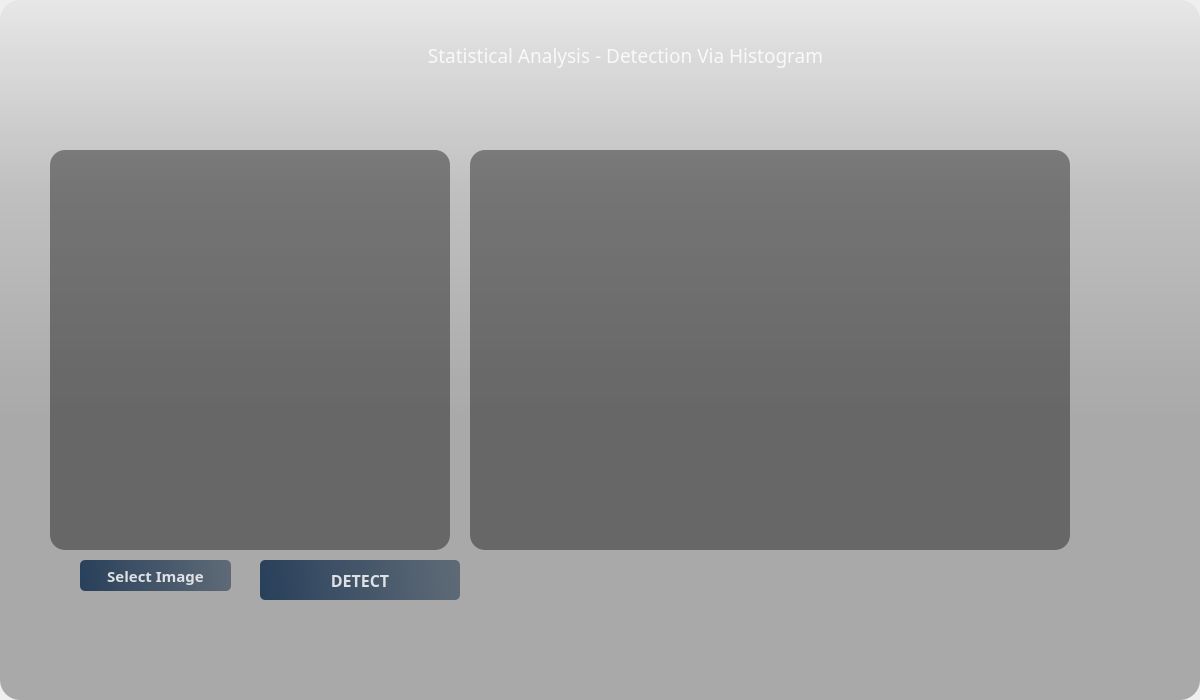
This is detection.ui in Somethingspecial12/Steganography as Qt 5 draws it before an edit. The edited form follows.
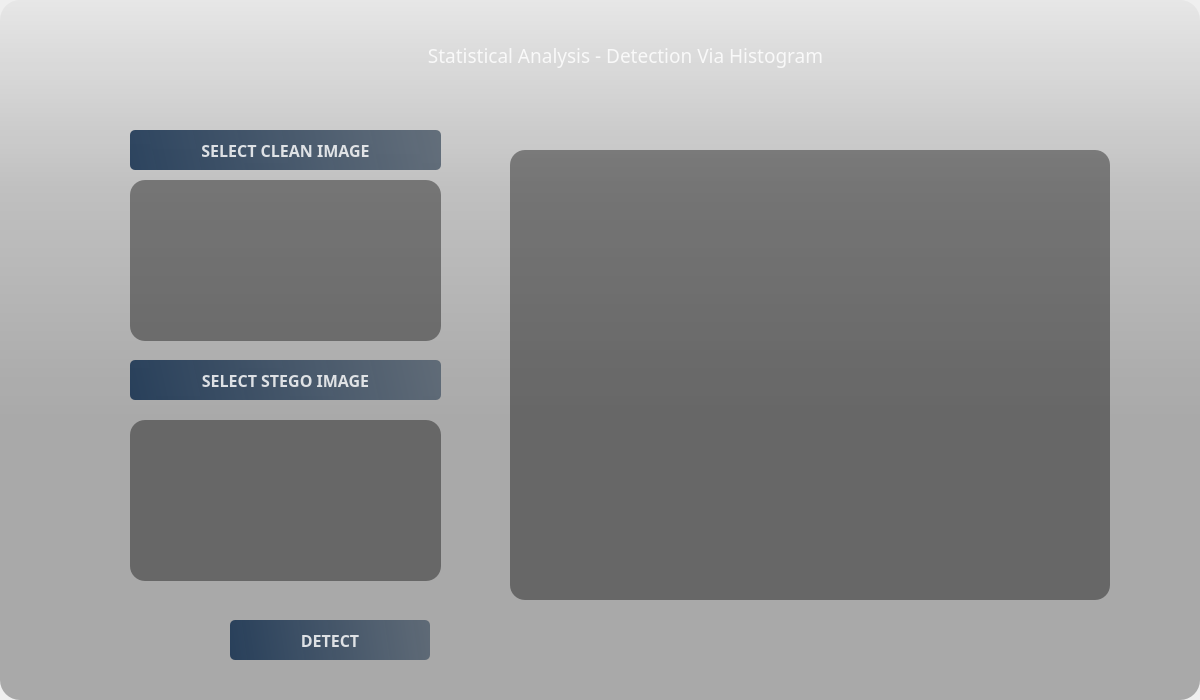
This is the edited form. Icons and pictures are not drawn.

Commit message: detection page changes. histogram is been changed to show the difference between the clean and stego images

```diff
--- a/detection.ui
+++ b/detection.ui
@@ -68,42 +68,6 @@
      <bool>true</bool>
     </property>
    </widget>
-   <widget class="QPushButton" name="selectButton_2">
-    <property name="geometry">
-     <rect>
-      <x>80</x>
-      <y>560</y>
-      <width>151</width>
-      <height>31</height>
-     </rect>
-    </property>
-    <property name="font">
-     <font>
-      <family>Rockwell Extra Bold</family>
-      <pointsize>11</pointsize>
-      <weight>75</weight>
-      <bold>true</bold>
-     </font>
-    </property>
-    <property name="styleSheet">
-     <string notr="true">QPushButton{
-	background-color: qlineargradient(spread:pad, x1:0, y1:0.505682, x2:1, y2:0.477, stop:0 rgba(20, 47, 78, 219), stop:1 rgba(85, 98, 112, 226));
-   color:rgba(255, 255, 255, 210);
-   border-radius:5px;
-}
-QPushButton:hover{
-	background-color: qlineargradient(spread:pad, x1:0, y1:0.505682, x2:1, y2:0.477, stop:0 rgba(40, 67, 98, 219), stop:1 rgba(105, 118, 132, 226));
-   }
-QPushButton:pressed{
-	padding-left:5px;
-	padding-top:5px;
-	background-color:rgba(105, 118, 132, 200);
-}</string>
-    </property>
-    <property name="text">
-     <string>Select Image</string>
-    </property>
-   </widget>
    <widget class="QPushButton" name="backButton_2">
     <property name="geometry">
      <rect>
@@ -235,28 +199,11 @@
      </property>
     </widget>
    </widget>
-   <widget class="QLabel" name="encodeImageLabel_2">
-    <property name="geometry">
-     <rect>
-      <x>50</x>
-      <y>150</y>
-      <width>400</width>
-      <height>400</height>
-     </rect>
-    </property>
-    <property name="styleSheet">
-     <string notr="true">background-color:rgba(0,0,0,100);
-border-radius:15px;</string>
-    </property>
-    <property name="text">
-     <string/>
-    </property>
-   </widget>
    <widget class="QPushButton" name="histogramButton">
     <property name="geometry">
      <rect>
-      <x>260</x>
-      <y>560</y>
+      <x>230</x>
+      <y>620</y>
       <width>200</width>
       <height>40</height>
      </rect>
@@ -291,10 +238,116 @@
    <widget class="QLabel" name="histogramLabel">
     <property name="geometry">
      <rect>
-      <x>470</x>
+      <x>510</x>
       <y>150</y>
       <width>600</width>
-      <height>400</height>
+      <height>450</height>
+     </rect>
+    </property>
+    <property name="styleSheet">
+     <string notr="true">background-color:rgba(0,0,0,100);
+border-radius:15px;</string>
+    </property>
+    <property name="text">
+     <string/>
+    </property>
+   </widget>
+   <widget class="QPushButton" name="StegoimageButton">
+    <property name="geometry">
+     <rect>
+      <x>130</x>
+      <y>360</y>
+      <width>311</width>
+      <height>40</height>
+     </rect>
+    </property>
+    <property name="font">
+     <font>
+      <family>Rockwell Extra Bold</family>
+      <pointsize>12</pointsize>
+      <weight>75</weight>
+      <bold>true</bold>
+     </font>
+    </property>
+    <property name="styleSheet">
+     <string notr="true">QPushButton{
+	background-color: qlineargradient(spread:pad, x1:0, y1:0.505682, x2:1, y2:0.477, stop:0 rgba(20, 47, 78, 219), stop:1 rgba(85, 98, 112, 226));
+   color:rgba(255, 255, 255, 210);
+   border-radius:5px;
+}
+QPushButton:hover{
+	background-color: qlineargradient(spread:pad, x1:0, y1:0.505682, x2:1, y2:0.477, stop:0 rgba(40, 67, 98, 219), stop:1 rgba(105, 118, 132, 226));
+   }
+QPushButton:pressed{
+	padding-left:5px;
+	padding-top:5px;
+	background-color:rgba(105, 118, 132, 200);
+}</string>
+    </property>
+    <property name="text">
+     <string>SELECT STEGO IMAGE</string>
+    </property>
+   </widget>
+   <widget class="QPushButton" name="cleanimageButton">
+    <property name="geometry">
+     <rect>
+      <x>130</x>
+      <y>130</y>
+      <width>311</width>
+      <height>40</height>
+     </rect>
+    </property>
+    <property name="font">
+     <font>
+      <family>Rockwell Extra Bold</family>
+      <pointsize>12</pointsize>
+      <weight>75</weight>
+      <bold>true</bold>
+     </font>
+    </property>
+    <property name="styleSheet">
+     <string notr="true">QPushButton{
+	background-color: qlineargradient(spread:pad, x1:0, y1:0.505682, x2:1, y2:0.477, stop:0 rgba(20, 47, 78, 219), stop:1 rgba(85, 98, 112, 226));
+   color:rgba(255, 255, 255, 210);
+   border-radius:5px;
+}
+QPushButton:hover{
+	background-color: qlineargradient(spread:pad, x1:0, y1:0.505682, x2:1, y2:0.477, stop:0 rgba(40, 67, 98, 219), stop:1 rgba(105, 118, 132, 226));
+   }
+QPushButton:pressed{
+	padding-left:5px;
+	padding-top:5px;
+	background-color:rgba(105, 118, 132, 200);
+}</string>
+    </property>
+    <property name="text">
+     <string>SELECT CLEAN IMAGE</string>
+    </property>
+   </widget>
+   <widget class="QLabel" name="cleanImageLabel">
+    <property name="geometry">
+     <rect>
+      <x>130</x>
+      <y>180</y>
+      <width>311</width>
+      <height>161</height>
+     </rect>
+    </property>
+    <property name="styleSheet">
+     <string notr="true">background-color:rgba(0,0,0,100);
+border-radius:15px;</string>
+    </property>
+    <property name="text">
+     <string/>
+    </property>
+   </widget>
+   <widget class="QLabel" name="stegoImageLabel">
+    <property name="geometry">
+     <rect>
+      <x>130</x>
+      <y>420</y>
+      <width>311</width>
+      <height>161</height>
      </rect>
     </property>
     <property name="styleSheet">
```
Left out of the diff: 2 changed lines with no effect on the pictures. The commit also changes 6 other files.
